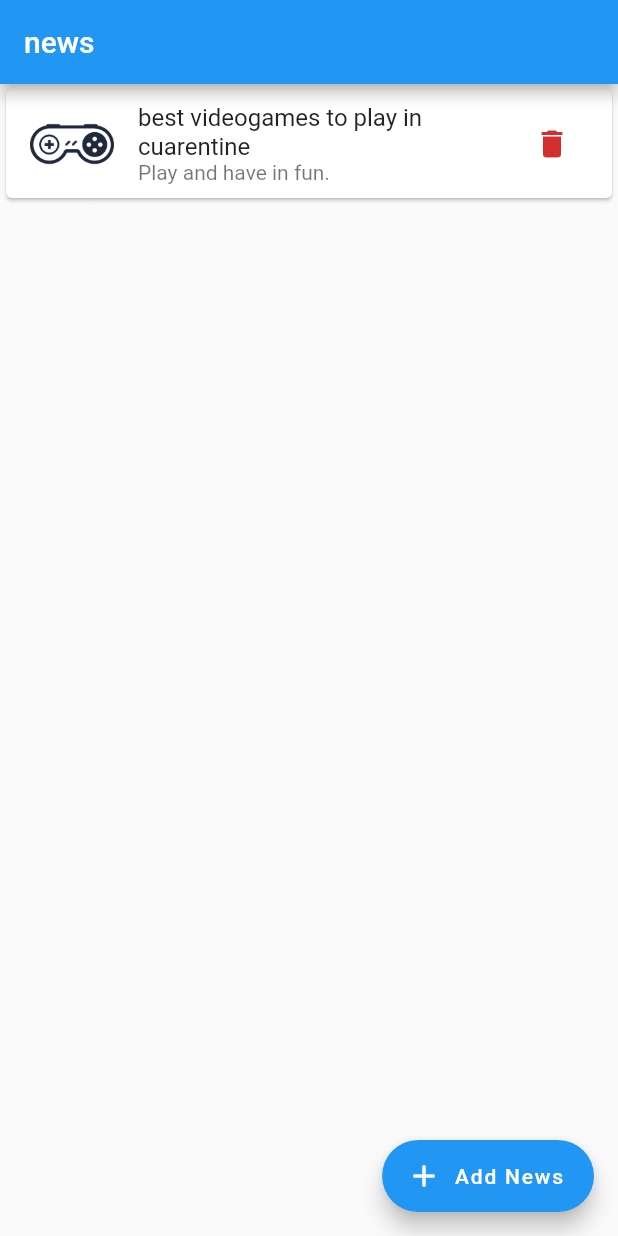
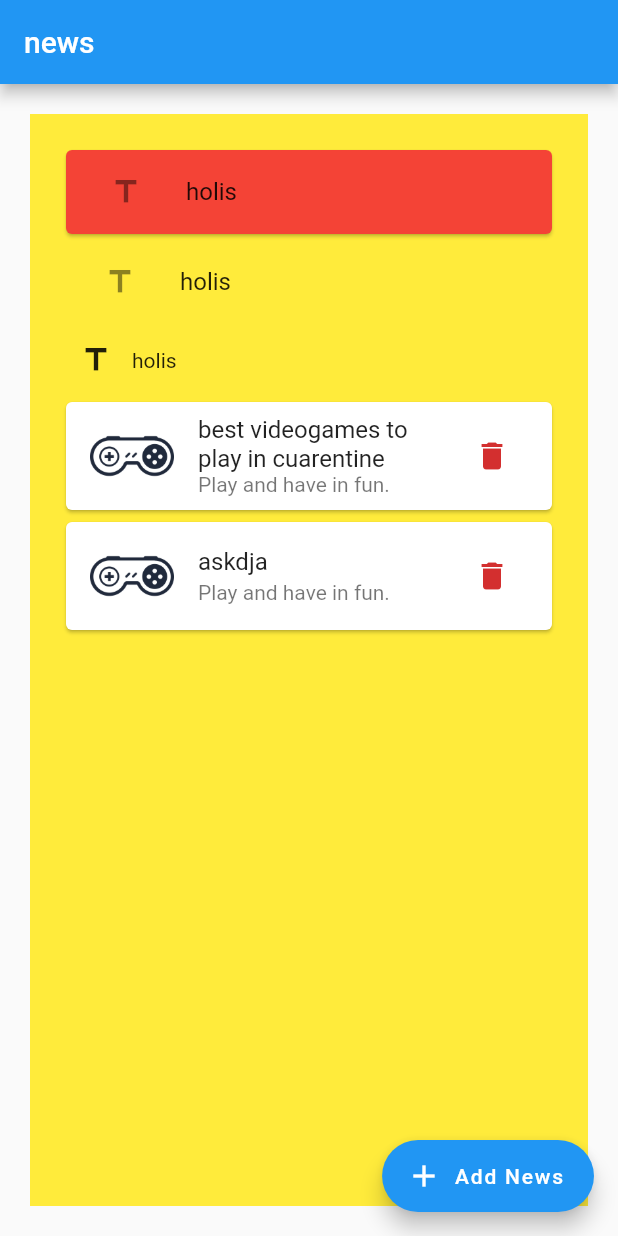
Before and after one commit to Mechas-tech/ejemplo_app, a Flutter app: the screen it shows after launch, on a phone screen of 412 x 824 dp. Run offline on Flutter 3.47's test engine with Material 2 defaults, Android fonts, the phone set to English and light mode, and no system bars.

Commit message:
Add examples

```diff
--- a/lib/main.dart
+++ b/lib/main.dart
@@ -15,10 +15,44 @@ class MyApp extends StatelessWidget {
       ),
       home: Scaffold(
         appBar: AppBar(title: Text('news')),
-        body:
-          NewsList(),
-
-      floatingActionButton: AddNewsButton(),
+        body: Container(
+          margin: EdgeInsets.all(20),
+          padding: EdgeInsets.all(20),
+          color: Colors.yellow,
+          child: ListView(
+            children: <Widget>[
+              Card(
+                color: Colors.red,
+                child: ListTile(
+                  leading: IconButton(
+                    onPressed: () {},
+                    icon: Icon(Icons.title),
+                  ),
+                  title: Text('holis'),
+                ),
+              ),
+              ListTile(
+                leading: IconButton(
+                  onPressed: () {},
+                  icon: Icon(Icons.title),
+                ),
+                title: Text('holis'),
+              ),
+              Row(
+                children: <Widget>[
+                  IconButton(
+                    onPressed: () {},
+                    icon: Icon(Icons.title),
+                  ),
+                  Text('holis')
+                ],
+              ),
+              NewsList('best videogames to play in cuarentine'),
+              NewsList('askdja'),
+            ],
+          ),
+        ),
+        floatingActionButton: AddNewsButton(),
       ),
     );
   }
--- a/lib/widgets/list_news.dart
+++ b/lib/widgets/list_news.dart
@@ -1,8 +1,11 @@
+import 'package:ejemplo_app/widgets/news_content.dart';
 import 'package:flutter/material.dart';
 
+class NewsList extends StatefulWidget {
+  final String title;
 
+  NewsList(this.title);
 
-class NewsList extends StatefulWidget {
   @override
   _NewsListState createState() => _NewsListState();
 }
@@ -13,19 +16,20 @@ class _NewsListState extends State<NewsList> {
   Widget build(BuildContext context) {
     return Card(
       child: ListTile(
+          onTap: () {
+            Navigator.of(context).push(MaterialPageRoute(builder: (context) {
+              return NewsContent();
+            }));
+          },
           leading: Image.asset('assets/images/controller.png'),
-        title: Text('best videogames to play in cuarentine'),
+          title: Text(widget.title),
           subtitle: Text('Play and have in fun.'),
           trailing: IconButton(
               icon: Icon(Icons.delete),
               color: Theme.of(context).errorColor,
               onPressed: () {
-            print('Are you sure you want to delete this news?') ;
-          }
-        )
-
-      ),
+                print('Are you sure you want to delete this news?');
+              })),
     );
-
   }
 }
--- a/lib/widgets/news_content.dart
+++ b/lib/widgets/news_content.dart
@@ -3,8 +3,10 @@ import 'package:flutter/material.dart';
 class NewsContent extends StatelessWidget {
   @override
   Widget build(BuildContext context) {
-    return Container(
-
+    return Scaffold(
+      appBar: AppBar(
+        title: Text('f'),
+      ),
     );
   }
 }
```
Lines whose indentation alone changed are shown as unchanged.
